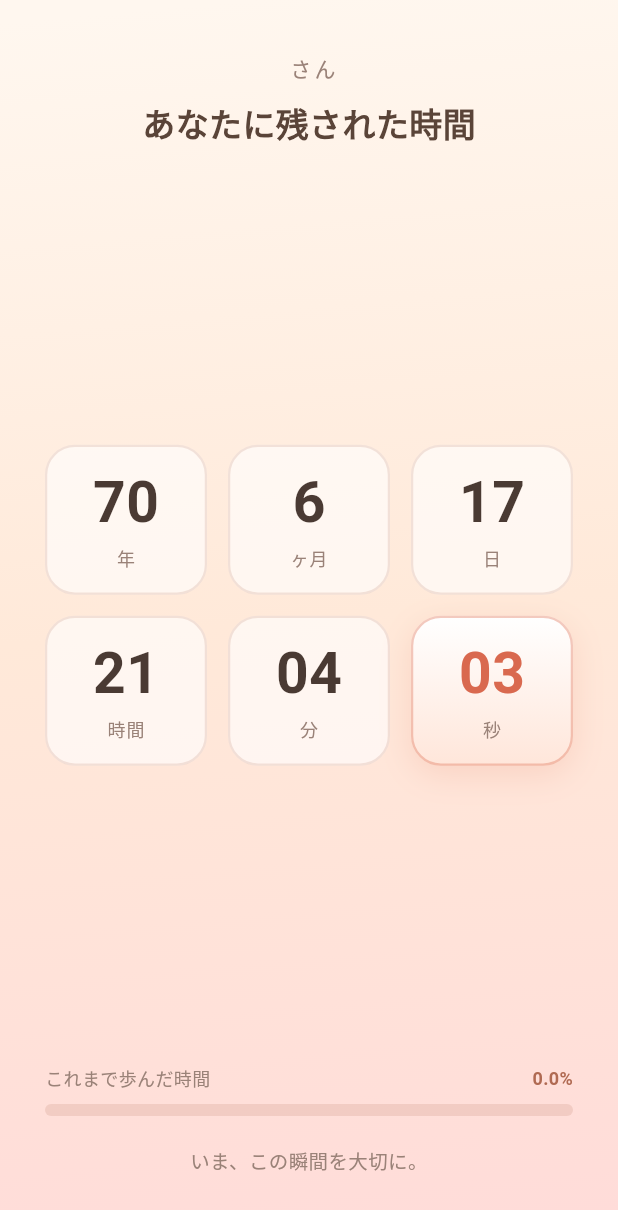
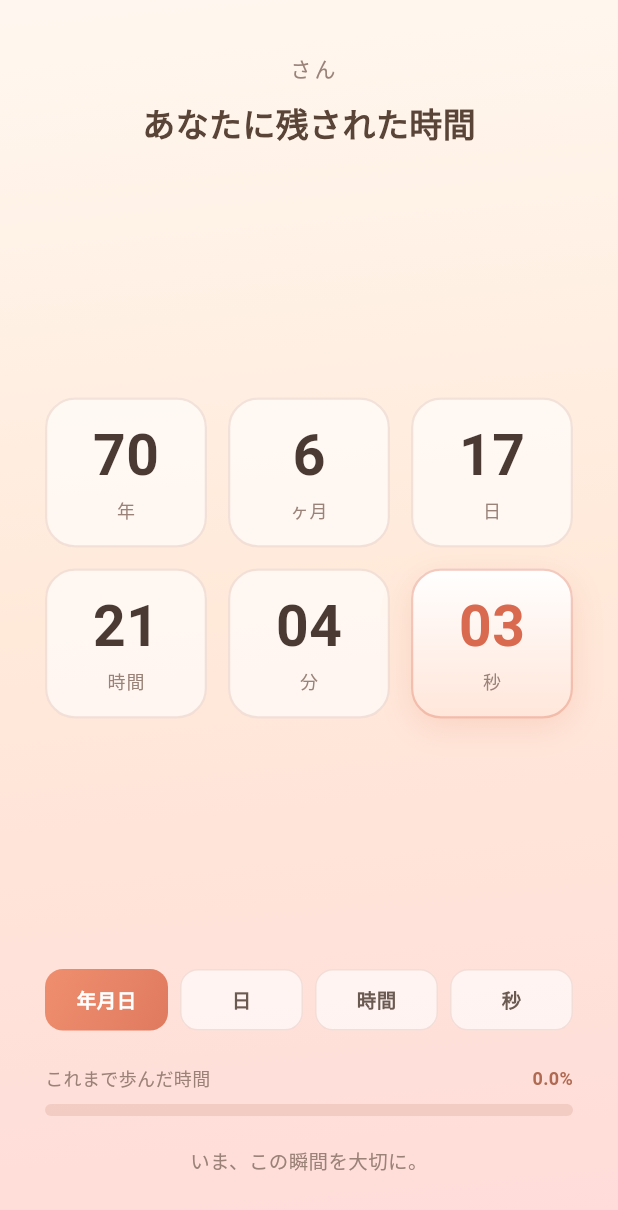
Before and after one commit to TatsuhitoYoshikawa/memento_mori, a Flutter app: the CountdownScreen screen opened directly with empty values, on a phone screen of 412 x 824 dp. Shown: the top 1210 px of the screen. Run offline on Flutter 3.47's test engine with Material 3 defaults, Android fonts, the phone set to English and light mode, and no system bars; our stand-ins replace country_picker, google_fonts, shared_preferences; accounts and stored records are empty; Roboto replaces fonts that are missing (Shippori Mincho, Zen Kaku Gothic New); statements that could not run were skipped.

Commit message:
Add unit toggle, app icon, and rename to 余命時計
- Add a display-unit selector to the countdown screen: total remaining
  days / hours / seconds (floored), alongside the existing
  year-month-day-hour-minute-second breakdown.
- Replace the default Flutter launcher icon with the custom "余命時計"
  icon. Generate iOS and Android (adaptive two-layer) icons via
  flutter_launcher_icons from the masters under icons/, and add the
  generator config and dev dependency.
- Set the app display name to 余命時計 (Android android:label and iOS
  CFBundleDisplayName).

Co-Authored-By: Claude Opus 4.8 (1M context) <noreply@anthropic.com>

```diff
--- a/lib/screens/countdown_screen.dart
+++ b/lib/screens/countdown_screen.dart
@@ -6,6 +6,10 @@ import '../services/countdown_formatter.dart';
 import '../services/life_expectancy.dart';
 import '../services/profile_store.dart';
 import '../theme/app_theme.dart';
+
+/// カウントダウンの表示単位。
+/// [full] は 年月日時分秒の内訳、その他は総量を単一単位で表示する。
+enum CountUnit { full, days, hours, seconds }
 
 /// 残り寿命を毎秒カウントダウン表示する画面。
 ///
@@ -28,6 +32,8 @@ class _CountdownScreenState extends State<CountdownScreen>
   DateTime? _deathDateTime;
   DateTime? _lastRecomputeDate; // 暦日変化の検知用
   Countdown _countdown = Countdown.zero;
+  Duration _remaining = Duration.zero; // 総残り時間（単一単位表示用）
+  CountUnit _unit = CountUnit.full;
   String? _error;
 
   @override
@@ -111,7 +117,11 @@ class _CountdownScreenState extends State<CountdownScreen>
     if (_lastRecomputeDate != null && _dateOnly(now) != _lastRecomputeDate) {
       _recompute(now);
     }
-    setState(() => _countdown = breakdown(now, _deathDateTime!));
+    final remaining = _deathDateTime!.difference(now);
+    setState(() {
+      _countdown = breakdown(now, _deathDateTime!);
+      _remaining = remaining.isNegative ? Duration.zero : remaining;
+    });
   }
 
   @override
@@ -175,38 +185,21 @@ class _CountdownScreenState extends State<CountdownScreen>
                         style: AppText.serif(size: 22, color: AppColors.textTitle),
                       ),
 
-                      // ---- カウントダウングリッド ----
+                      // ---- カウントダウン表示 ----
                       Expanded(
                         child: Center(
                           child: c.expired
-                              ? Text('🕊',
-                                  style: const TextStyle(fontSize: 64))
-                              : Column(
-                                  mainAxisSize: MainAxisSize.min,
-                                  children: [
-                                    Row(
-                                      children: [
-                                        _cell('${c.years}', '年'),
-                                        const SizedBox(width: 14),
-                                        _cell('${c.months}', 'ヶ月'),
-                                        const SizedBox(width: 14),
-                                        _cell('${c.days}', '日'),
-                                      ],
-                                    ),
-                                    const SizedBox(height: 14),
-                                    Row(
-                                      children: [
-                                        _cell(_pad(c.hours), '時間'),
-                                        const SizedBox(width: 14),
-                                        _cell(_pad(c.minutes), '分'),
-                                        const SizedBox(width: 14),
-                                        _cell(_pad(c.seconds), '秒', live: true),
-                                      ],
-                                    ),
-                                  ],
-                                ),
+                              ? const Text('🕊',
+                                  style: TextStyle(fontSize: 64))
+                              : _countdownDisplay(c),
                         ),
                       ),
+
+                      // ---- 表示単位の切り替え ----
+                      if (!c.expired) ...[
+                        _unitSelector(),
+                        const SizedBox(height: 22),
+                      ],
 
                       // ---- 人生プログレス ----
                       if (!c.expired) ...[
@@ -314,6 +307,137 @@ class _CountdownScreenState extends State<CountdownScreen>
         ),
       ),
     );
+  }
+
+  /// 選択中の表示単位に応じたカウントダウン表示を返す。
+  Widget _countdownDisplay(Countdown c) {
+    switch (_unit) {
+      case CountUnit.full:
+        return Column(
+          mainAxisSize: MainAxisSize.min,
+          children: [
+            Row(
+              children: [
+                _cell('${c.years}', '年'),
+                const SizedBox(width: 14),
+                _cell('${c.months}', 'ヶ月'),
+                const SizedBox(width: 14),
+                _cell('${c.days}', '日'),
+              ],
+            ),
+            const SizedBox(height: 14),
+            Row(
+              children: [
+                _cell(_pad(c.hours), '時間'),
+                const SizedBox(width: 14),
+                _cell(_pad(c.minutes), '分'),
+                const SizedBox(width: 14),
+                _cell(_pad(c.seconds), '秒', live: true),
+              ],
+            ),
+          ],
+        );
+      case CountUnit.days:
+        return _singleValue(_grouped(_remaining.inDays), '日');
+      case CountUnit.hours:
+        return _singleValue(_grouped(_remaining.inHours), '時間');
+      case CountUnit.seconds:
+        return _singleValue(_grouped(_remaining.inSeconds), '秒');
+    }
+  }
+
+  /// 総量を単一単位で大きく表示する（桁数が多くても収まるよう自動縮小）。
+  Widget _singleValue(String value, String unit) {
+    return Column(
+      mainAxisSize: MainAxisSize.min,
+      children: [
+        FittedBox(
+          fit: BoxFit.scaleDown,
+          child: Text(
+            value,
+            maxLines: 1,
+            style: AppText.serif(
+              size: 68,
+              weight: FontWeight.w700,
+              height: 1.0,
+              tabular: true,
+              color: const Color(0xFFD9694F),
+            ),
+          ),
+        ),
+        const SizedBox(height: 12),
+        Text(
+          unit,
+          style: AppText.ui(
+            size: 16,
+            weight: FontWeight.w500,
+            color: AppColors.textFaint,
+            letterSpacing: 1.0,
+          ),
+        ),
+      ],
+    );
+  }
+
+  /// 表示単位を選ぶセグメント。
+  Widget _unitSelector() {
+    const items = <(CountUnit, String)>[
+      (CountUnit.full, '年月日'),
+      (CountUnit.days, '日'),
+      (CountUnit.hours, '時間'),
+      (CountUnit.seconds, '秒'),
+    ];
+    return Row(
+      children: [
+        for (int i = 0; i < items.length; i++) ...[
+          if (i > 0) const SizedBox(width: 8),
+          Expanded(child: _unitChip(items[i].$1, items[i].$2)),
+        ],
+      ],
+    );
+  }
+
+  Widget _unitChip(CountUnit unit, String label) {
+    final selected = _unit == unit;
+    return Material(
+      color: Colors.transparent,
+      child: InkWell(
+        onTap: () => setState(() => _unit = unit),
+        borderRadius: BorderRadius.circular(12),
+        child: Container(
+          padding: const EdgeInsets.symmetric(vertical: 9),
+          alignment: Alignment.center,
+          decoration: BoxDecoration(
+            borderRadius: BorderRadius.circular(12),
+            gradient: selected ? AppGradients.accent : null,
+            color: selected ? null : AppColors.cellFill,
+            border: Border.all(
+              color: selected ? Colors.transparent : AppColors.borderSoft,
+              width: 1,
+            ),
+          ),
+          child: Text(
+            label,
+            style: AppText.ui(
+              size: 13,
+              weight: FontWeight.w600,
+              color: selected ? Colors.white : AppColors.textLabel,
+            ),
+          ),
+        ),
+      ),
+    );
+  }
+
+  /// 整数を 3 桁区切りにする（例: 1234567 → 1,234,567）。
+  static String _grouped(int n) {
+    final s = n.abs().toString();
+    final buf = StringBuffer();
+    for (int i = 0; i < s.length; i++) {
+      if (i > 0 && (s.length - i) % 3 == 0) buf.write(',');
+      buf.write(s[i]);
+    }
+    return (n < 0 ? '-' : '') + buf.toString();
   }
 }
 
```
Also changed, not shown: pubspec.yaml (+11 -0 lines), icons/memento_icon_1024.png (added), icons/memento_icon_1024_rounded.png (added), pubspec.lock, 44 other files.
